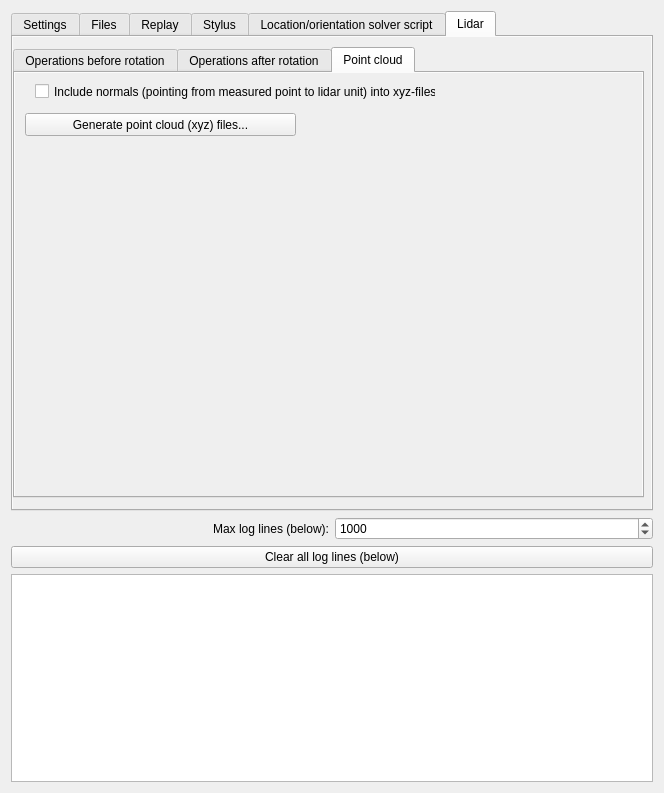
Above: postprocessform.ui from GNSS-Stylist/GNSS-Stylus before the change. Below: the same form after it.
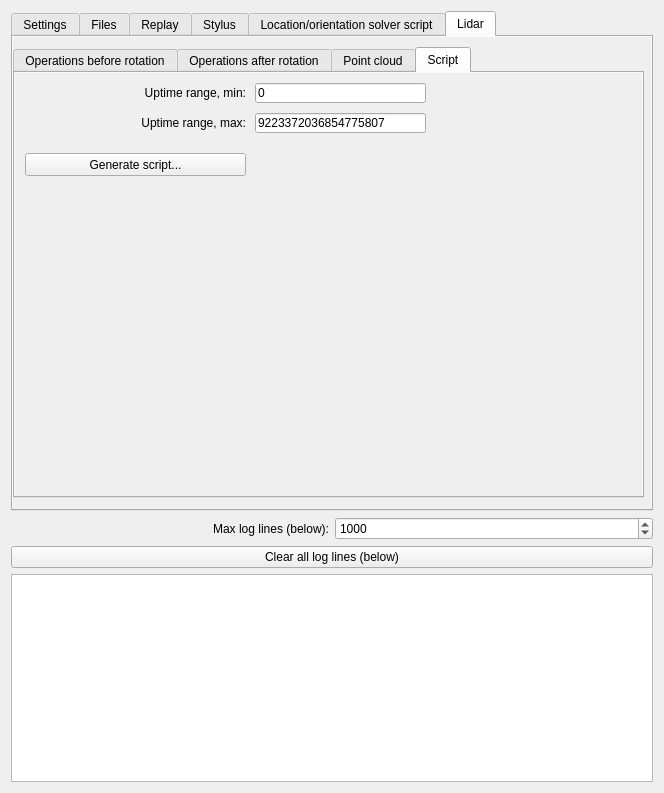
That is the form after the change. The open tabs and pages were chosen to show the change.

Commit message:
Created separate function to interpolate location/orientation
This functionality will be needed also elsewhere. This change also makes it easier to change the implementation to use quaternions if needed. Also optimization to use some kind of cache for rover data is easier now.

```diff
--- a/postprocessform.ui
+++ b/postprocessform.ui
@@ -2567,7 +2567,7 @@
         <widget class="QPushButton" name="pushButton_Lidar_GeneratePointClouds">
          <property name="geometry">
           <rect>
-           <x>10</x>
+           <x>20</x>
            <y>40</y>
            <width>271</width>
            <height>23</height>
@@ -2591,6 +2591,85 @@
          </property>
         </widget>
        </widget>
+       <widget class="QWidget" name="tab_Lidar_Script">
+        <property name="autoFillBackground">
+         <bool>true</bool>
+        </property>
+        <attribute name="title">
+         <string>Script</string>
+        </attribute>
+        <widget class="QLabel" name="label_Lidar_Script_UptimeRange_Min">
+         <property name="geometry">
+          <rect>
+           <x>20</x>
+           <y>10</y>
+           <width>211</width>
+           <height>20</height>
+          </rect>
+         </property>
+         <property name="text">
+          <string>Uptime range, min:</string>
+         </property>
+         <property name="alignment">
+          <set>Qt::AlignRight|Qt::AlignTrailing|Qt::AlignVCenter</set>
+         </property>
+        </widget>
+        <widget class="QLineEdit" name="lineEdit_Lidar_Script_UptimeRange_Min">
+         <property name="geometry">
+          <rect>
+           <x>240</x>
+           <y>10</y>
+           <width>171</width>
+           <height>20</height>
+          </rect>
+         </property>
+         <property name="text">
+          <string>0</string>
+         </property>
+        </widget>
+        <widget class="QLabel" name="label_Lidar_Script_UptimeRange_Max">
+         <property name="geometry">
+          <rect>
+           <x>20</x>
+           <y>40</y>
+           <width>211</width>
+           <height>20</height>
+          </rect>
+         </property>
+         <property name="text">
+          <string>Uptime range, max:</string>
+         </property>
+         <property name="alignment">
+          <set>Qt::AlignRight|Qt::AlignTrailing|Qt::AlignVCenter</set>
+         </property>
+        </widget>
+        <widget class="QLineEdit" name="lineEdit_Lidar_Script_UptimeRange_Max">
+         <property name="geometry">
+          <rect>
+           <x>240</x>
+           <y>40</y>
+           <width>171</width>
+           <height>20</height>
+          </rect>
+         </property>
+         <property name="text">
+          <string>9223372036854775807</string>
+         </property>
+        </widget>
+        <widget class="QPushButton" name="pushButton_Lidar_GenerateScript">
+         <property name="geometry">
+          <rect>
+           <x>10</x>
+           <y>80</y>
+           <width>221</width>
+           <height>23</height>
+          </rect>
+         </property>
+         <property name="text">
+          <string>Generate script...</string>
+         </property>
+        </widget>
+       </widget>
       </widget>
      </widget>
     </widget>
```
The commit also changes 2 other files.
